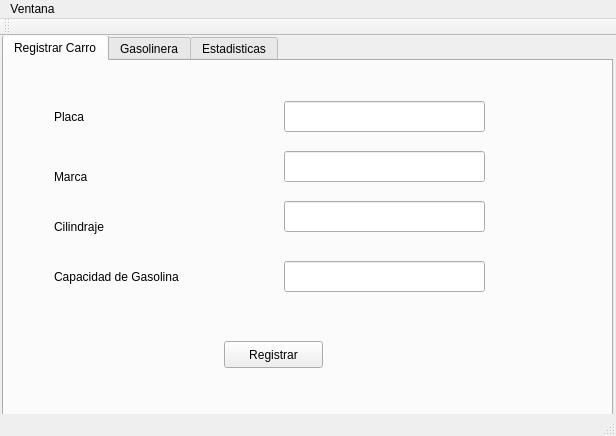
Before: the Qt Designer form EstadisticaCarro/mainwindow.ui in KathiaBarahona/ProyectoProgra3, drawn with Qt 5.
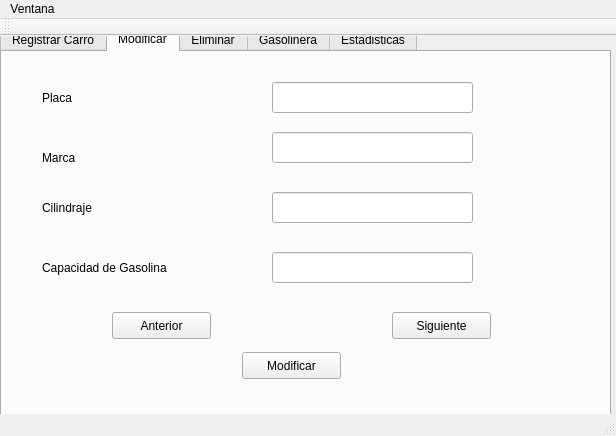
After: the same form once the commit is applied. The open tabs and pages were chosen to show the change.

Commit message: Proyecto Terminado, opcion modificar y eliminar añadidas

```diff
--- a/EstadisticaCarro/mainwindow.ui
+++ b/EstadisticaCarro/mainwindow.ui
@@ -17,8 +17,8 @@
    <widget class="QTabWidget" name="tabWidget">
     <property name="geometry">
      <rect>
-      <x>2</x>
-      <y>-1</y>
+      <x>0</x>
+      <y>-10</y>
       <width>611</width>
       <height>391</height>
      </rect>
@@ -125,8 +125,8 @@
      <widget class="QPushButton" name="pushButton">
       <property name="geometry">
        <rect>
-        <x>220</x>
-        <y>280</y>
+        <x>230</x>
+        <y>300</y>
         <width>99</width>
         <height>27</height>
        </rect>
@@ -135,6 +135,196 @@
        <string>Registrar</string>
       </property>
      </widget>
+     <widget class="QLabel" name="label_15">
+      <property name="geometry">
+       <rect>
+        <x>50</x>
+        <y>250</y>
+        <width>161</width>
+        <height>31</height>
+       </rect>
+      </property>
+      <property name="text">
+       <string>Tipo de Gasolina</string>
+      </property>
+     </widget>
+     <widget class="QComboBox" name="cb_gasolina">
+      <property name="geometry">
+       <rect>
+        <x>280</x>
+        <y>250</y>
+        <width>151</width>
+        <height>27</height>
+       </rect>
+      </property>
+     </widget>
+    </widget>
+    <widget class="QWidget" name="tab_4">
+     <attribute name="title">
+      <string>Modificar</string>
+     </attribute>
+     <widget class="QLabel" name="label_11">
+      <property name="geometry">
+       <rect>
+        <x>40</x>
+        <y>30</y>
+        <width>101</width>
+        <height>31</height>
+       </rect>
+      </property>
+      <property name="text">
+       <string>Placa</string>
+      </property>
+     </widget>
+     <widget class="QLineEdit" name="mlt_placa">
+      <property name="geometry">
+       <rect>
+        <x>270</x>
+        <y>30</y>
+        <width>201</width>
+        <height>31</height>
+       </rect>
+      </property>
+      <property name="readOnly">
+       <bool>true</bool>
+      </property>
+     </widget>
+     <widget class="QLabel" name="label_12">
+      <property name="geometry">
+       <rect>
+        <x>40</x>
+        <y>90</y>
+        <width>101</width>
+        <height>31</height>
+       </rect>
+      </property>
+      <property name="text">
+       <string>Marca</string>
+      </property>
+     </widget>
+     <widget class="QLineEdit" name="mlt_marca">
+      <property name="geometry">
+       <rect>
+        <x>270</x>
+        <y>80</y>
+        <width>201</width>
+        <height>31</height>
+       </rect>
+      </property>
+     </widget>
+     <widget class="QLabel" name="label_13">
+      <property name="geometry">
+       <rect>
+        <x>40</x>
+        <y>140</y>
+        <width>101</width>
+        <height>31</height>
+       </rect>
+      </property>
+      <property name="text">
+       <string>Cilindraje</string>
+      </property>
+     </widget>
+     <widget class="QLineEdit" name="mlt_cilindraje">
+      <property name="geometry">
+       <rect>
+        <x>270</x>
+        <y>140</y>
+        <width>201</width>
+        <height>31</height>
+       </rect>
+      </property>
+     </widget>
+     <widget class="QLineEdit" name="mlt_capacidad">
+      <property name="geometry">
+       <rect>
+        <x>270</x>
+        <y>200</y>
+        <width>201</width>
+        <height>31</height>
+       </rect>
+      </property>
+     </widget>
+     <widget class="QLabel" name="label_14">
+      <property name="geometry">
+       <rect>
+        <x>40</x>
+        <y>200</y>
+        <width>151</width>
+        <height>31</height>
+       </rect>
+      </property>
+      <property name="text">
+       <string>Capacidad de Gasolina</string>
+      </property>
+     </widget>
+     <widget class="QPushButton" name="pushButton_3">
+      <property name="geometry">
+       <rect>
+        <x>390</x>
+        <y>260</y>
+        <width>99</width>
+        <height>27</height>
+       </rect>
+      </property>
+      <property name="text">
+       <string>Siguiente</string>
+      </property>
+     </widget>
+     <widget class="QPushButton" name="pushButton_4">
+      <property name="geometry">
+       <rect>
+        <x>110</x>
+        <y>260</y>
+        <width>99</width>
+        <height>27</height>
+       </rect>
+      </property>
+      <property name="text">
+       <string>Anterior</string>
+      </property>
+     </widget>
+     <widget class="QPushButton" name="pushButton_5">
+      <property name="geometry">
+       <rect>
+        <x>240</x>
+        <y>300</y>
+        <width>99</width>
+        <height>27</height>
+       </rect>
+      </property>
+      <property name="text">
+       <string>Modificar</string>
+      </property>
+     </widget>
+    </widget>
+    <widget class="QWidget" name="tab_9">
+     <attribute name="title">
+      <string>Eliminar</string>
+     </attribute>
+     <widget class="QComboBox" name="cb_carros">
+      <property name="geometry">
+       <rect>
+        <x>180</x>
+        <y>120</y>
+        <width>191</width>
+        <height>31</height>
+       </rect>
+      </property>
+     </widget>
+     <widget class="QPushButton" name="pushButton_6">
+      <property name="geometry">
+       <rect>
+        <x>220</x>
+        <y>270</y>
+        <width>99</width>
+        <height>27</height>
+       </rect>
+      </property>
+      <property name="text">
+       <string>Eliminar</string>
+      </property>
+     </widget>
     </widget>
     <widget class="QWidget" name="tab_2">
      <attribute name="title">
```
Left out of the diff: 6 changed lines with no effect on the pictures. The commit also changes 7 other files.
